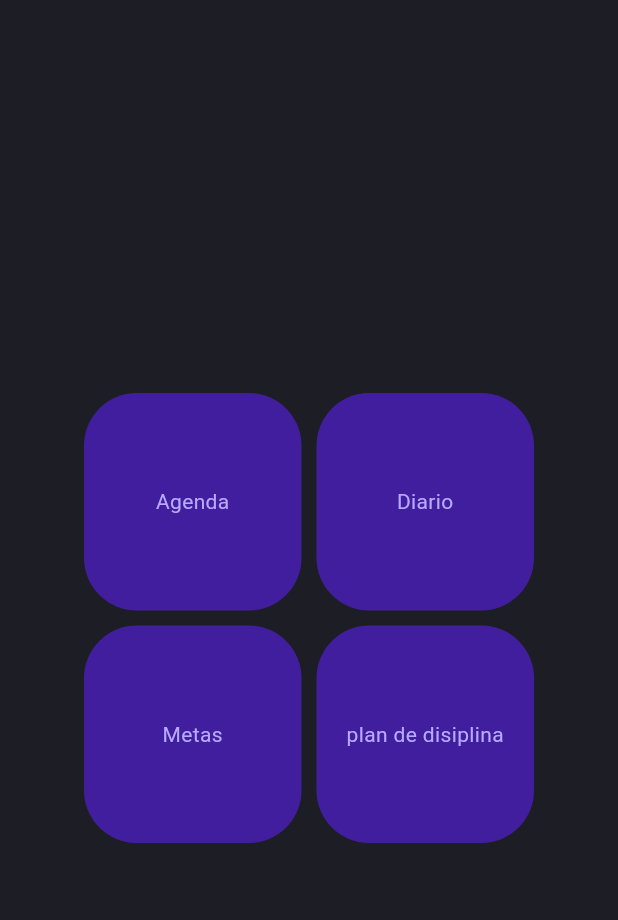
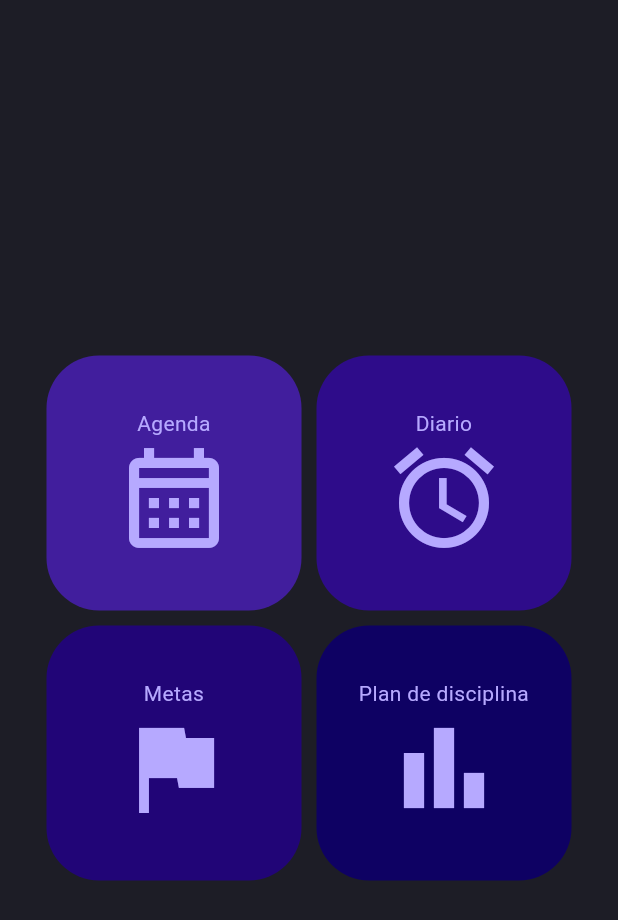
Before and after one commit to ATARU210/Beep, a Flutter app: the Menu widget shown alone on an empty page, opened directly, on a phone screen of 412 x 824 dp. Shown: the top 920 px of the screen. Run offline on Flutter 3.47's test engine with Material 2 defaults, Android fonts, the phone set to English and light mode, and no system bars; our stand-ins replace firebase_auth, firebase_core, google_sign_in; accounts and stored records are empty; network calls fail.

Commit message:
Visual change in optionMenu.dart

```diff
--- a/lib/screens/menu.dart
+++ b/lib/screens/menu.dart
@@ -4,38 +4,23 @@ import 'package:flutter/material.dart';
 class Menu extends StatelessWidget {
   Menu({super.key});
 
-  final List<dynamic> data = [
-    {
-      'title': 'Agenda'
-    },
-    {
-      'title': 'Diario'
-    },
-    {
-      'title': 'Metas'
-    },
-    {
-      'title': 'plan de disiplina'
-    }
-  ];
-
   @override
   Widget build(BuildContext context) {
     return (Center(
         child: SizedBox(
-      width: 300, // Ancho deseado del GridView
-      height: 300, // Alto deseado del GridView
-      child: GridView.builder(
-        itemCount: data.length,
-          gridDelegate: const SliverGridDelegateWithFixedCrossAxisCount(
-            crossAxisCount: 2,
-            crossAxisSpacing: 10,
-            mainAxisSpacing: 10,
-          ),
-          itemBuilder: (context, i) {
-            return OptionMenu(
-                title: data[i]["title"]);
-          }),
+      width: 350, // Ancho deseado del GridView
+      height: 350, // Alto deseado del GridView
+      child: GridView.count(
+        crossAxisCount: 2,
+        mainAxisSpacing: 10,
+        crossAxisSpacing: 10,
+        children: const [
+          OptionMenu(title: "Agenda",icon: Icons.calendar_month_outlined, color: Color(0xFF411E9D)),
+          OptionMenu(title: "Diario",icon: Icons.access_alarm_outlined, color: Color(0xFF2E0C8A)),
+          OptionMenu(title: "Metas",icon: Icons.flag, color: Color(0xFF210577)),
+          OptionMenu(title: "Plan de disciplina", icon: Icons.bar_chart_outlined, color: Color(0xFF0E0163)),
+        ],
+      ),
       ),
     ));
   }
--- a/lib/widgets/optionMenu.dart
+++ b/lib/widgets/optionMenu.dart
@@ -2,20 +2,32 @@ import 'package:beep_aplication/constants/colors.dart';
 import 'package:flutter/material.dart';
 
 class OptionMenu extends StatelessWidget {
-
   final String title;
-  const OptionMenu({super.key, this.title = ""});
+  final IconData icon;
+  final Color color;
+  const OptionMenu({super.key, required this.title, required this.icon, required this.color});
 
   @override
   Widget build(BuildContext context) {
     return Container(
       decoration: BoxDecoration(
         borderRadius: BorderRadius.circular(35),
-        color: FontColors.extraColor,
+        color: color,
       ),
-      child: Center(
-        child: Text(title, style: const TextStyle(color: TextColor.extraColor), textAlign: TextAlign.center,
-        ),
+      child: Column(
+        mainAxisAlignment: MainAxisAlignment.center,
+        children: [
+          Text(
+            title,
+            style: const TextStyle(color: TextColor.extraColor, fontSize: 14),
+            textAlign: TextAlign.center,
+          ),
+          Icon(
+            icon,
+            color: TextColor.extraColor,
+            size: 80,
+          )
+        ],
       ),
     );
   }
```
Also changed, not shown: lib/main.dart (+21 -6 lines).
